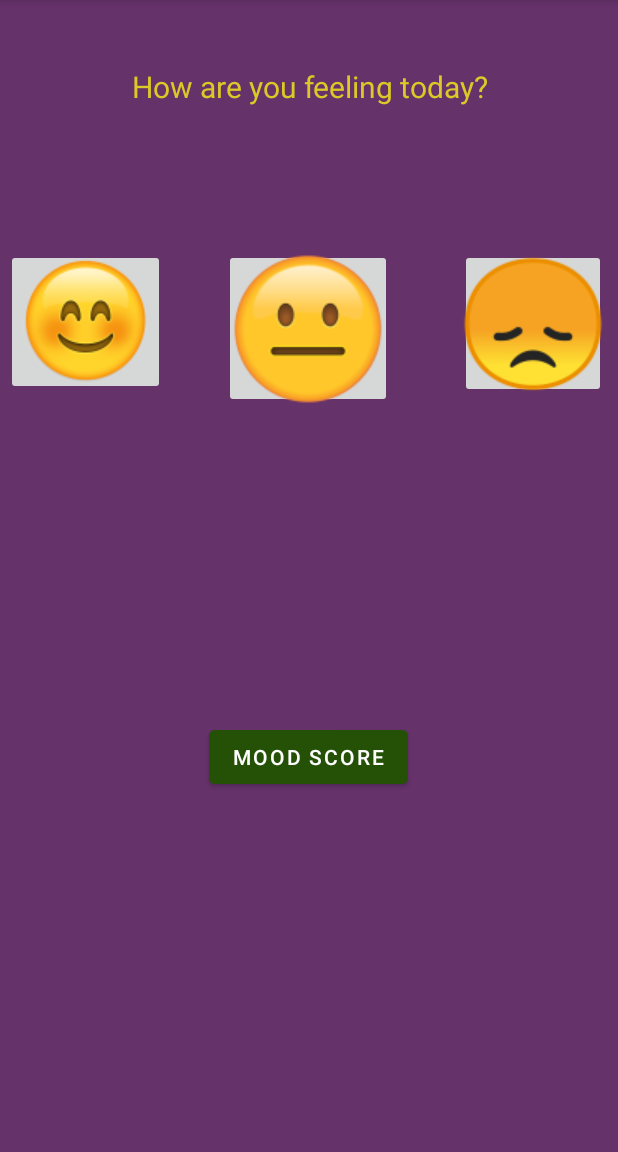
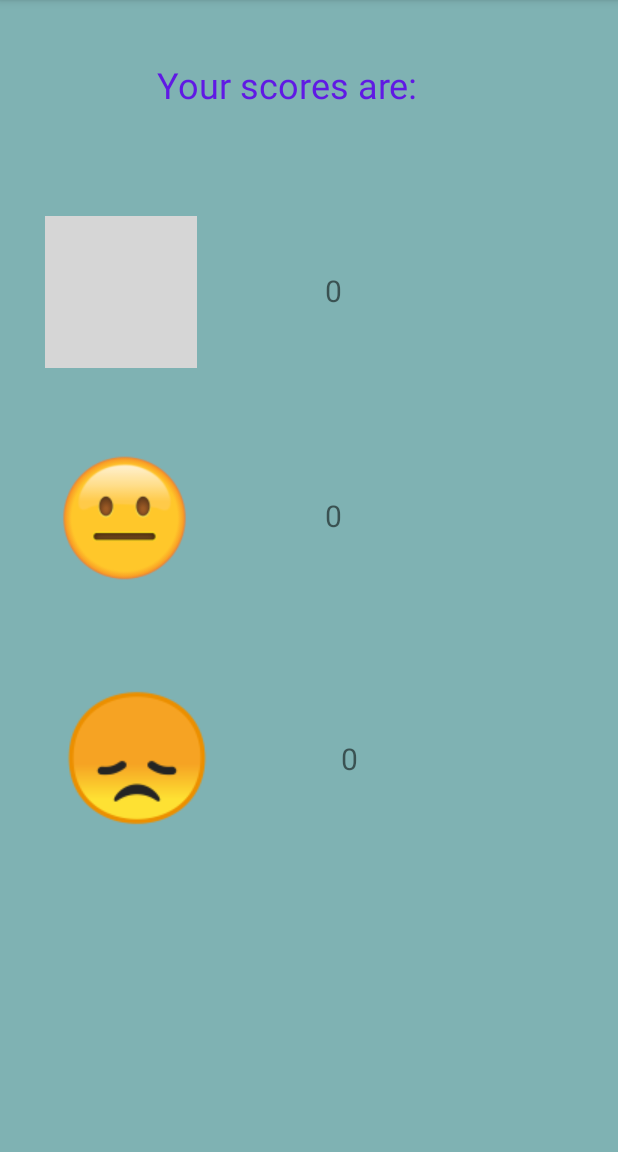
Before and after one commit to adikejre/mysimplifyapp, an Android app: the mood screen opened directly, with no data from a screen before it, after a tap on "MOOD SCORE", on a phone screen of 412 x 824 dp, the part 84-1236 px from its top. Run offline under Robolectric (Android 15) with nearby library versions, the phone set to English and light mode, and no system bars; our stand-ins replace Firebase (no records; nobody signed in at launch, a user with empty details on screens opened directly); grey boxes are pictures that could not be loaded.

Commit message:
mood done

```diff
--- a/app/src/main/AndroidManifest.xml
+++ b/app/src/main/AndroidManifest.xml
@@ -9,7 +9,7 @@
         android:roundIcon="@mipmap/ic_launcher_round"
         android:supportsRtl="true"
         android:theme="@style/Theme.MyATLABProject1">
-
+        <activity android:name=".tracker_result"></activity>
         <activity android:name=".Notesapp" />
         <activity android:name=".mood" />
         <activity android:name=".HomePage" />
--- a/app/src/main/java/com/example/myatlabproject1/mood.java
+++ b/app/src/main/java/com/example/myatlabproject1/mood.java
@@ -3,6 +3,7 @@ package com.example.myatlabproject1;
 import androidx.annotation.NonNull;
 import androidx.appcompat.app.AppCompatActivity;
 
+import android.content.Intent;
 import android.os.Bundle;
 import android.util.Log;
 import android.view.View;
@@ -31,6 +32,9 @@ public class mood extends AppCompatActivity {
     private ImageButton neutralbtn;
     private FirebaseAuth auth;
     private Button track;
+    private int happycount;
+    private int sedcount;
+    private int ntrlcount;
     private static final String TAG = "mood";
     @Override
     protected void onCreate(Bundle savedInstanceState) {
@@ -48,6 +52,10 @@ public class mood extends AppCompatActivity {
 //                .collection("moods")
 //                .whereEqualTo("userid",auth.getCurrentUser().getUid());
 
+
+       // CollectionReference docRef =  FirebaseFirestore.getInstance().collection("moods");
+
+
         hppybtn.setOnClickListener(new View.OnClickListener() {
             @Override
             public void onClick(View v) {
@@ -60,7 +68,8 @@ public class mood extends AppCompatActivity {
                 Map<String,Object> map=new HashMap<>();
 
 
-                //map.put("happy", FieldValue.increment(1));
+//                map.put("happy", FieldValue.increment(1));
+//                docRef.whereEqualTo("userid",auth.getCurrentUser().getUid()).whereEqualTo("mood","happy").update(map);
 
                 map.put("mood","happy");
                 map.put("userid",userid);
@@ -111,10 +120,40 @@ public class mood extends AppCompatActivity {
                         .whereEqualTo("mood","happy").get().addOnCompleteListener(new OnCompleteListener<QuerySnapshot>() {
                     @Override
                     public void onComplete(@NonNull Task<QuerySnapshot> task) {
-                        int aa=task.getResult().size();
-                        Log.d(TAG, "onComplete:----------------------->>>>>>>>>>>>>>>>>>>>> "+aa);
+                        happycount=task.getResult().size();
+                        Log.d(TAG, "onComplete:----------------------->>>>>>>>>>>>>>>>>>>>> "+happycount);
                     }
                 });
+
+                FirebaseFirestore.getInstance()
+                        .collection("moods")
+                        .whereEqualTo("userid",auth.getCurrentUser().getUid())
+                        .whereEqualTo("mood","sad").get().addOnCompleteListener(new OnCompleteListener<QuerySnapshot>() {
+                    @Override
+                    public void onComplete(@NonNull Task<QuerySnapshot> task) {
+                        sedcount=task.getResult().size();
+                        Log.d(TAG, "onComplete:----------------------->>>>>>>>>>>>>>>>>>>>> "+sedcount);
+                    }
+                });
+
+                FirebaseFirestore.getInstance()
+                        .collection("moods")
+                        .whereEqualTo("userid",auth.getCurrentUser().getUid())
+                        .whereEqualTo("mood","neutral").get().addOnCompleteListener(new OnCompleteListener<QuerySnapshot>() {
+                    @Override
+                    public void onComplete(@NonNull Task<QuerySnapshot> task) {
+                        ntrlcount=task.getResult().size();
+                        //Log.d(TAG, "onComplete:----------------------->>>>>>>>>>>>>>>>>>>>> "+aa);
+                    }
+                });
+
+
+                Intent myint=new Intent(mood.this,tracker_result.class);
+                myint.putExtra("hscore",happycount);
+                myint.putExtra("sscore",sedcount);
+                myint.putExtra("nscore",ntrlcount);
+                startActivity(myint);
+
 
             }
         });
--- /dev/null
+++ b/app/src/main/java/com/example/myatlabproject1/tracker_result.java
@@ -0,0 +1,36 @@
+package com.example.myatlabproject1;
+
+import androidx.appcompat.app.AppCompatActivity;
+
+import android.content.Intent;
+import android.os.Bundle;
+import android.widget.TextView;
+
+public class tracker_result extends AppCompatActivity {
+
+    private TextView haptxt;
+    private TextView ntrltxt;
+    private TextView sedtxt;
+
+    @Override
+    protected void onCreate(Bundle savedInstanceState) {
+        super.onCreate(savedInstanceState);
+        setContentView(R.layout.activity_tracker_result);
+
+        Intent mIntent = getIntent();
+        int happys=mIntent.getIntExtra("hscore",0);
+        int sads=mIntent.getIntExtra("sscore",0);
+        int ntrls=mIntent.getIntExtra("nscore",0);
+
+        haptxt=(TextView) findViewById(R.id.htxt);
+        ntrltxt=(TextView) findViewById(R.id.ntxt);
+        sedtxt=(TextView) findViewById(R.id.stxt);
+
+        haptxt.setText(Integer.toString(happys));
+        ntrltxt.setText(Integer.toString(ntrls));
+        sedtxt.setText(Integer.toString(sads));
+
+
+
+    }
+}
--- a/app/src/main/res/layout/activity_home_page.xml
+++ b/app/src/main/res/layout/activity_home_page.xml
@@ -22,7 +22,7 @@
         android:layout_height="wrap_content"
         android:layout_marginEnd="185dp"
         android:layout_marginBottom="234dp"
-        android:text="Button"
+        android:text="Mood"
         app:layout_constraintBottom_toBottomOf="parent"
         app:layout_constraintEnd_toEndOf="parent" />
 
--- /dev/null
+++ b/app/src/main/res/layout/activity_tracker_result.xml
@@ -0,0 +1,87 @@
+<?xml version="1.0" encoding="utf-8"?>
+<androidx.constraintlayout.widget.ConstraintLayout xmlns:android="http://schemas.android.com/apk/res/android"
+    xmlns:app="http://schemas.android.com/apk/res-auto"
+    xmlns:tools="http://schemas.android.com/tools"
+    android:layout_width="match_parent"
+    android:layout_height="match_parent"
+    android:background="#7FB2B3"
+    tools:context=".tracker_result">
+
+    <TextView
+        android:id="@+id/stxt"
+        android:layout_width="106dp"
+        android:layout_height="30dp"
+        android:layout_marginStart="86dp"
+        android:layout_marginTop="132dp"
+        android:text="sad"
+        android:textSize="20sp"
+        app:layout_constraintStart_toEndOf="@+id/imageView4"
+        app:layout_constraintTop_toBottomOf="@+id/ntxt" />
+
+    <TextView
+        android:id="@+id/ntxt"
+        android:layout_width="106dp"
+        android:layout_height="30dp"
+        android:layout_marginStart="92dp"
+        android:layout_marginTop="120dp"
+        android:text="neutral"
+        android:textSize="20sp"
+        app:layout_constraintStart_toEndOf="@+id/imageView2"
+        app:layout_constraintTop_toBottomOf="@+id/htxt" />
+
+    <TextView
+        android:id="@+id/textView9"
+        android:layout_width="200dp"
+        android:layout_height="50dp"
+        android:layout_marginStart="104dp"
+        android:layout_marginTop="40dp"
+        android:layout_marginEnd="107dp"
+        android:text="Your scores are:"
+        android:textColor="#6019E4"
+        android:textSize="24sp"
+        app:layout_constraintEnd_toEndOf="parent"
+        app:layout_constraintStart_toStartOf="parent"
+        app:layout_constraintTop_toTopOf="parent" />
+
+    <ImageView
+        android:id="@+id/imageView"
+        android:layout_width="101dp"
+        android:layout_height="101dp"
+        android:layout_marginStart="30dp"
+        android:layout_marginTop="54dp"
+        app:layout_constraintStart_toStartOf="parent"
+        app:layout_constraintTop_toBottomOf="@+id/textView9"
+        app:srcCompat="@drawable/happy" />
+
+    <ImageView
+        android:id="@+id/imageView2"
+        android:layout_width="83dp"
+        android:layout_height="93dp"
+        android:layout_marginStart="41dp"
+        android:layout_marginTop="53dp"
+        app:layout_constraintStart_toStartOf="parent"
+        app:layout_constraintTop_toBottomOf="@+id/imageView"
+        app:srcCompat="@drawable/ntrlbtn" />
+
+    <ImageView
+        android:id="@+id/imageView4"
+        android:layout_width="wrap_content"
+        android:layout_height="wrap_content"
+        android:layout_marginStart="41dp"
+        android:layout_marginTop="63dp"
+        app:layout_constraintStart_toStartOf="parent"
+        app:layout_constraintTop_toBottomOf="@+id/imageView2"
+        app:srcCompat="@drawable/sed" />
+
+    <TextView
+        android:id="@+id/htxt"
+        android:layout_width="106dp"
+        android:layout_height="30dp"
+        android:layout_marginStart="85dp"
+        android:layout_marginTop="90dp"
+        android:text="happy "
+        android:textSize="20sp"
+        app:layout_constraintStart_toEndOf="@+id/imageView"
+        app:layout_constraintTop_toBottomOf="@+id/textView9" />
+
+</androidx.constraintlayout.widget.ConstraintLayout>
```
